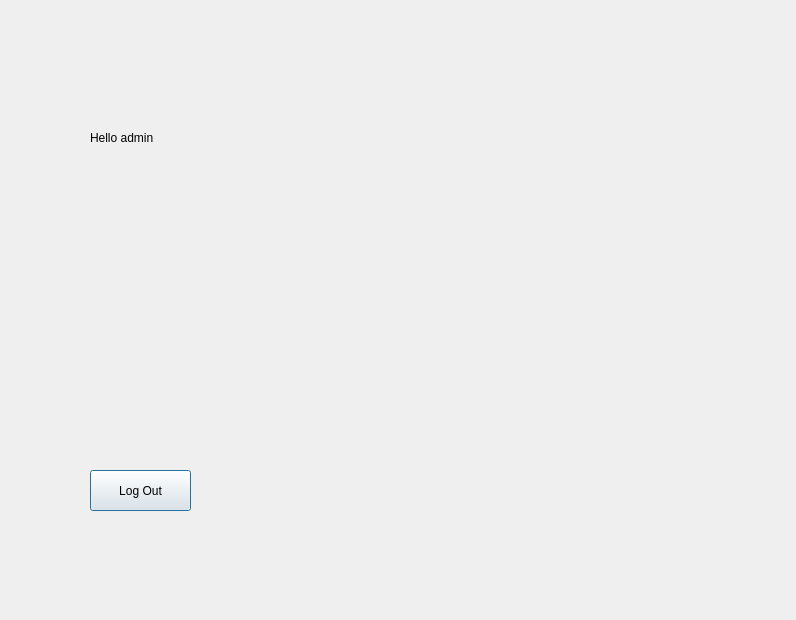
Old version of the form CinemaProject/welcomewindow.ui in the repository yomnahisham/QT-Lab-Assignment1.
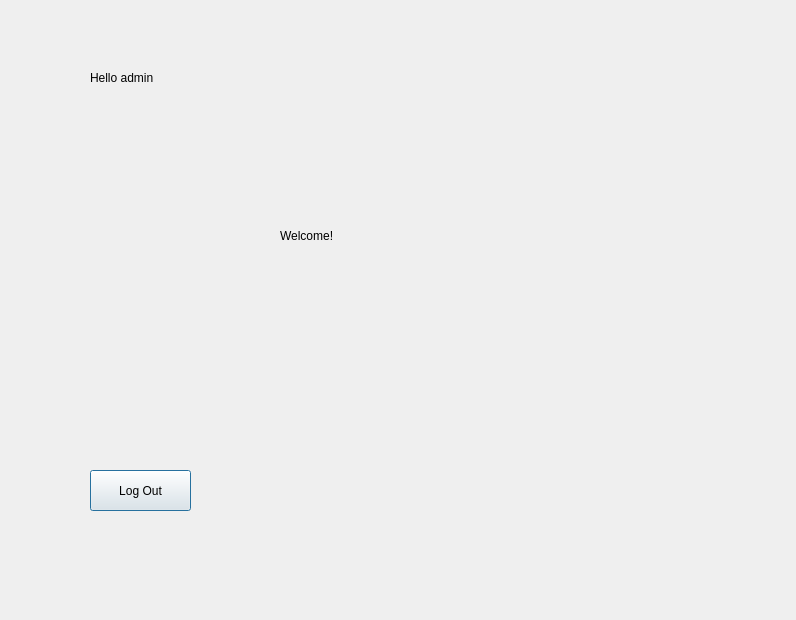
New version of the form.

Commit message: Edited the welcome pic

Diff of the .ui file:
```diff
--- a/CinemaProject/welcomewindow.ui
+++ b/CinemaProject/welcomewindow.ui
@@ -17,9 +17,9 @@
    <property name="geometry">
     <rect>
      <x>90</x>
-     <y>180</y>
-     <width>461</width>
-     <height>271</height>
+     <y>130</y>
+     <width>601</width>
+     <height>281</height>
     </rect>
    </property>
    <property name="text">
@@ -43,7 +43,7 @@
    <property name="geometry">
     <rect>
      <x>90</x>
-     <y>130</y>
+     <y>70</y>
      <width>131</width>
      <height>16</height>
     </rect>
@@ -52,6 +52,19 @@
     <string>Hello admin </string>
    </property>
   </widget>
+  <widget class="QLabel" name="WelcLabel">
+   <property name="geometry">
+    <rect>
+     <x>280</x>
+     <y>210</y>
+     <width>111</width>
+     <height>51</height>
+    </rect>
+   </property>
+   <property name="text">
+    <string>Welcome!</string>
+   </property>
+  </widget>
  </widget>
  <resources/>
  <connections/>
```
The commit also changes 15 other files.
